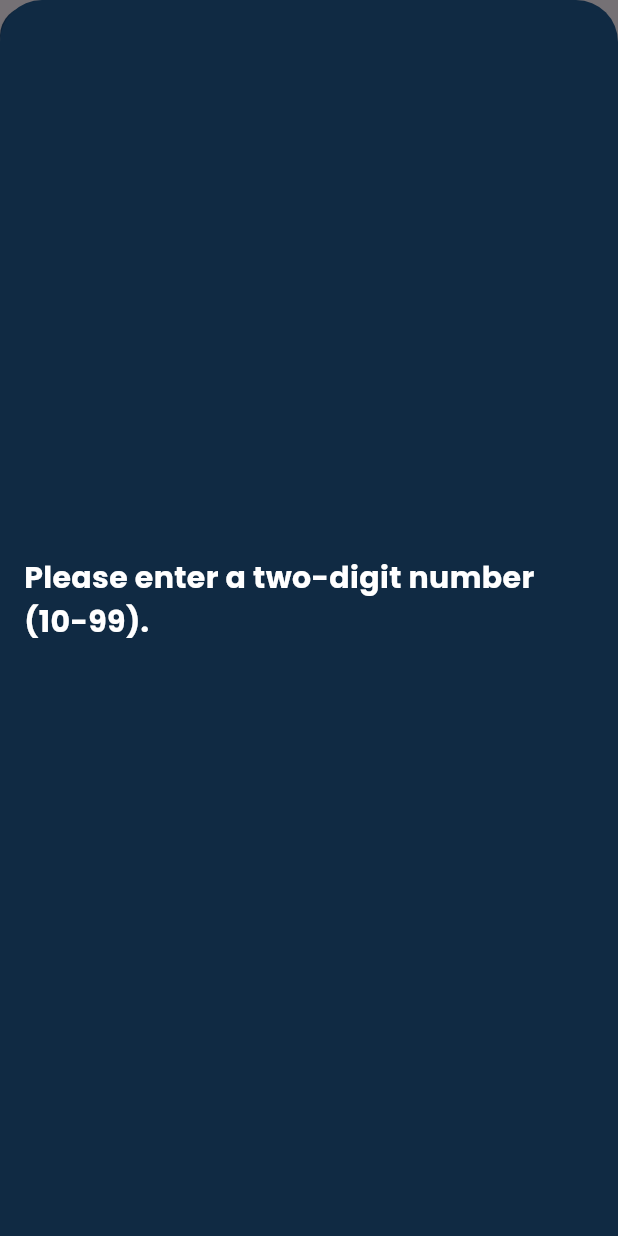
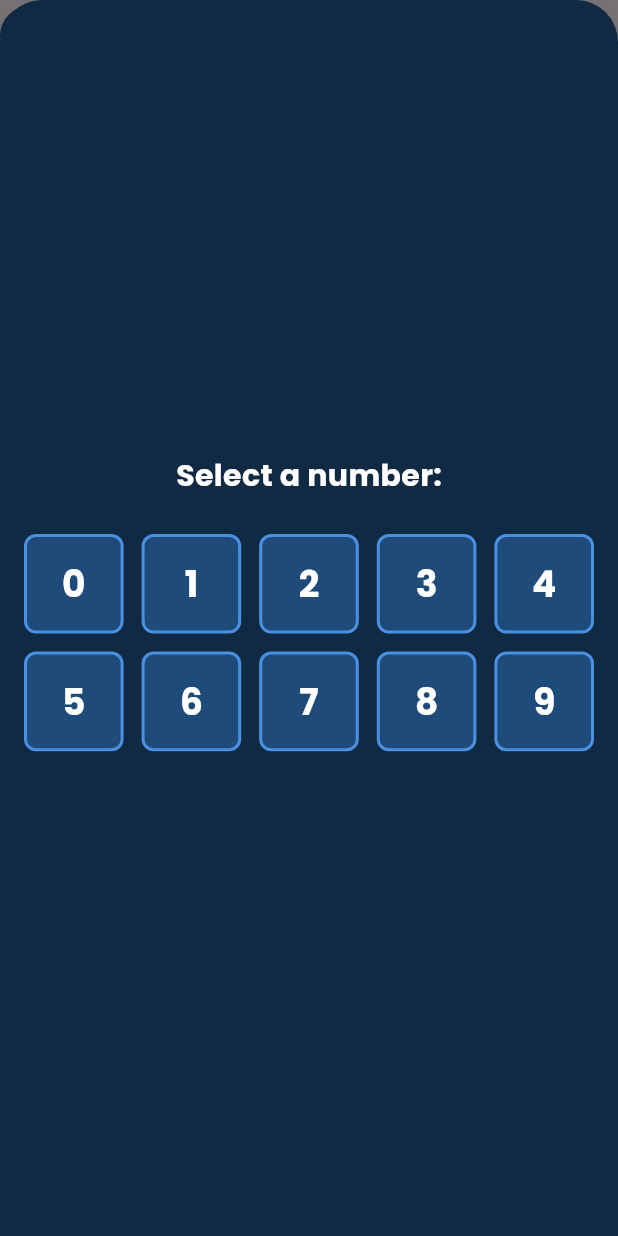
Before and after one commit to PeterDMadrid/Flutter_UI, a Flutter app: the NumberSelection widget shown alone on an empty page, opened directly with empty values, after a tap on "Select Number", on a phone screen of 412 x 824 dp. Run offline on Flutter 3.47's test engine with Material 3 defaults, Android fonts, the phone set to English and light mode, and no system bars; our stand-ins replace audioplayers, camera, flutter_animate, flutter_secure_storage, flutter_tts, lottie and 1 more; missing offline and left inert: gif; accounts and stored records are empty; network calls fail; project files that could hold a hidden picture were left out.

Commit message:
fixed bugs on intro screen

```diff
--- a/lib/base/widgets/number_selection.dart
+++ b/lib/base/widgets/number_selection.dart
@@ -83,7 +83,7 @@ class _NumberSelectionState extends State<NumberSelection> {
                   mainAxisAlignment: MainAxisAlignment.center,
                   children: [
                     const Text(
-                      "Please enter a two-digit number (10-99).",
+                      "Select a number:",
                       style: TextStyle(
                         fontSize: 20,
                         fontWeight: FontWeight.bold,
@@ -108,7 +108,8 @@ class _NumberSelectionState extends State<NumberSelection> {
                         ),
                       ),
                       const SizedBox(height: 8),
-                      if (_errorMessage != null) // Display error message if it exists
+                      if (_errorMessage !=
+                          null) // Display error message if it exists
                         Text(
                           _errorMessage!,
                           style: TextStyle(
@@ -120,6 +121,47 @@ class _NumberSelectionState extends State<NumberSelection> {
                       ElevatedButton(
                         onPressed: _submitNumber,
                         child: const Text('Submit'),
+                      ),
+                    ] else ...[
+                      Expanded(
+                        child: GridView.builder(
+                          shrinkWrap: true,
+                          gridDelegate:
+                              const SliverGridDelegateWithFixedCrossAxisCount(
+                            crossAxisCount: 5,
+                            crossAxisSpacing: 12,
+                            mainAxisSpacing: 12,
+                          ),
+                          itemCount: 10,
+                          itemBuilder: (context, index) {
+                            return InkWell(
+                              onTap: () {
+                                widget.onNumberSelected?.call(index);
+                                Navigator.pop(context);
+                              },
+                              child: Container(
+                                decoration: BoxDecoration(
+                                  color: const Color(0xFF1F4B7A),
+                                  borderRadius: BorderRadius.circular(8),
+                                  border: Border.all(
+                                    color: const Color(0xFF4A90E2),
+                                    width: 2,
+                                  ),
+                                ),
+                                child: Center(
+                                  child: Text(
+                                    index.toString(),
+                                    style: const TextStyle(
+                                      fontSize: 24,
+                                      fontWeight: FontWeight.bold,
+                                      color: Colors.white,
+                                    ),
+                                  ),
+                                ),
+                              ),
+                            );
+                          },
+                        ),
                       ),
                     ],
                   ],
```
